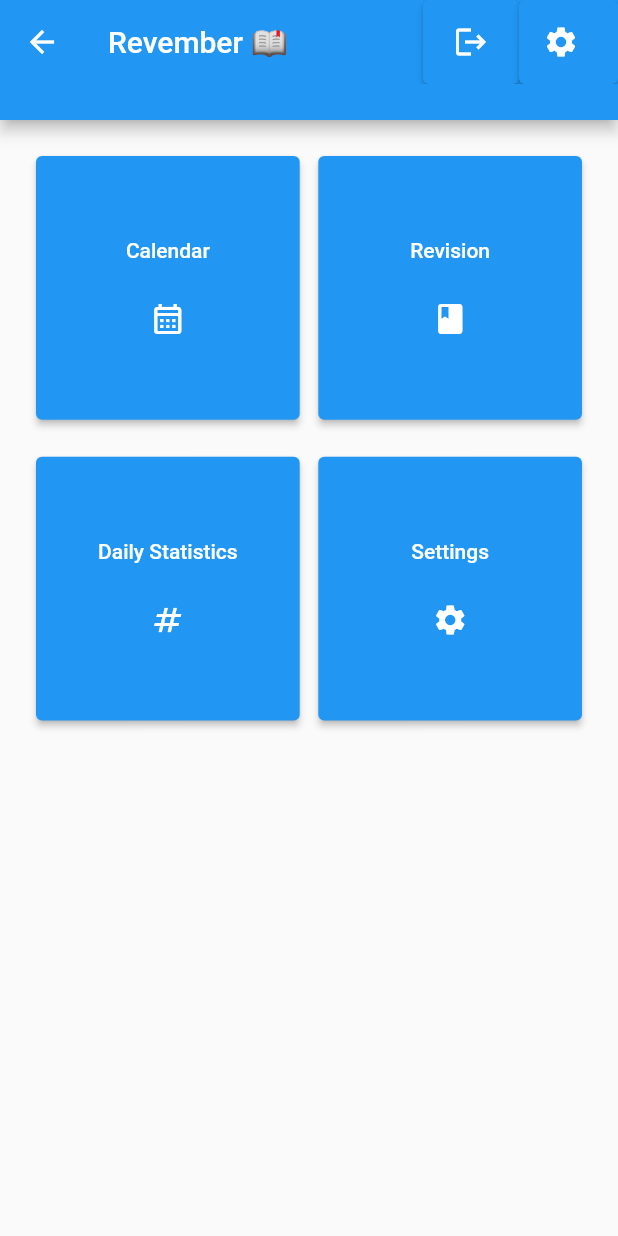
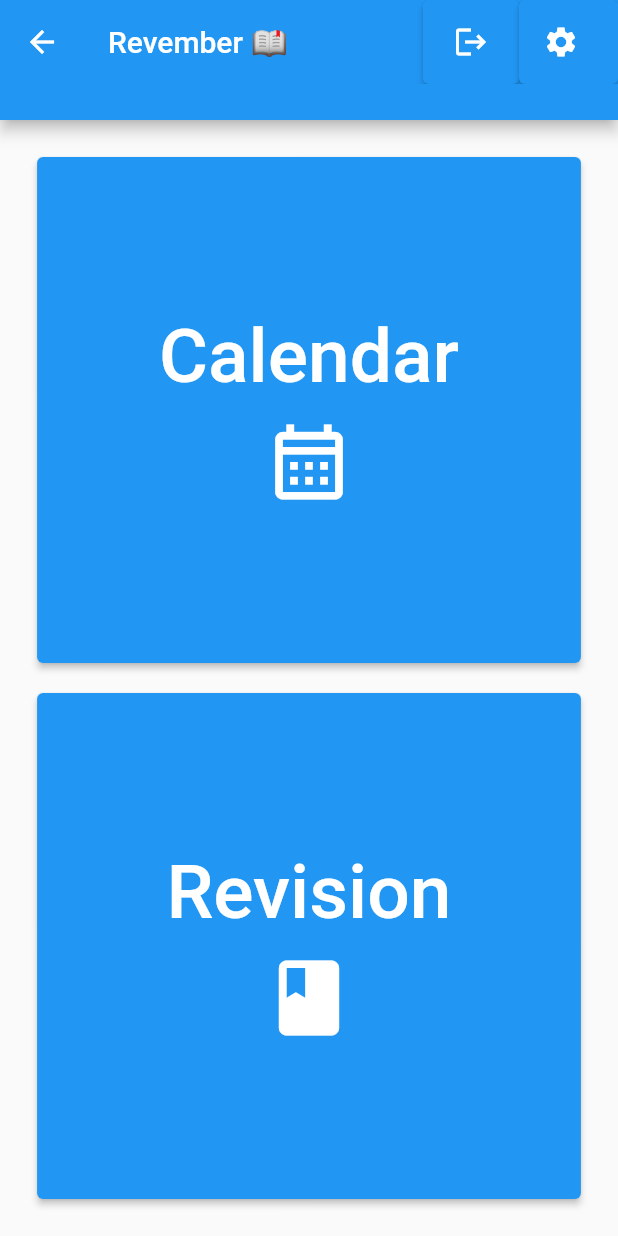
Before and after one commit to YashVG/revember, a Flutter app: the HomePage screen opened by its route, on a phone screen of 412 x 824 dp. Run offline on Flutter 3.47's test engine with Material 2 defaults, Android fonts, the phone set to English and light mode, and no system bars; our stand-ins replace cloud_firestore, firebase_auth, firebase_core, pie_chart, shared_preferences, table_calendar; accounts and stored records are empty.

Commit message:
updated iphone screen

```diff
--- a/revember_app/lib/main.dart
+++ b/revember_app/lib/main.dart
@@ -26,6 +26,7 @@ import 'package:revember_app/screens/quiz_screens/hard_quiz_screen.dart';
 import 'package:revember_app/test/test_screen.dart';
 import 'package:revember_app/screens/revision_screens/statistics_screen.dart';
 import 'package:revember_app/preferences/themes.dart';
+import 'package:revember_app/screens/revision_screens/notes_screen_phone.dart';
 import 'package:revember_app/screens/calendar_screens/calendar_phone.dart';
 import 'package:shared_preferences/shared_preferences.dart';
 import 'package:revember_app/constants/user_constants.dart';
@@ -82,6 +83,7 @@ class _RevemberState extends State<Revember> {
         SubjectScreen.id: (context) => SubjectScreen(),
         TopicScreen.id: (context) => TopicScreen(),
         NotesScreenDesktop.id: (context) => NotesScreenDesktop(),
+        NotesScreenPhone.id: (context) => NotesScreenPhone(),
         StatsScreen.id: (context) => StatsScreen(),
         NotesGuidesScreen.id: (context) => NotesGuidesScreen(),
         WriteNotesScreen.id: (context) => WriteNotesScreen(),
--- a/revember_app/lib/screens/main_screens/home_page.dart
+++ b/revember_app/lib/screens/main_screens/home_page.dart
@@ -147,93 +147,68 @@ class _HomePageState extends State<HomePage> {
             ),
           ),
         ),
-        body: Column(
-          children: [
-            Expanded(
-              child: GridView.count(
-                crossAxisSpacing: size.width * 0.03,
-                mainAxisSpacing: size.height * 0.03,
-                padding: EdgeInsets.only(top: 24, left: 24, right: 24),
-                shrinkWrap: false,
-                crossAxisCount: 2,
+        body: Padding(
+          padding: EdgeInsets.all(size.height * 0.03),
+          child: Column(
+            mainAxisAlignment: MainAxisAlignment.center,
+            crossAxisAlignment: CrossAxisAlignment.center,
             children: [
               Expanded(
                 child: ElevatedButton(
                   onPressed: () {
                     Navigator.pushNamed(context, Calendar.id);
                   },
+                  style: ElevatedButton.styleFrom(
+                    minimumSize: const Size.fromHeight(100),
+                  ),
                   child: Column(
-                        mainAxisAlignment: MainAxisAlignment.spaceEvenly,
+                    mainAxisAlignment: MainAxisAlignment.center,
                     children: [
+                      Text(
+                        'Calendar',
+                        style: TextStyle(fontSize: 50),
+                      ),
                       SizedBox(
-                            height: 5,
+                        height: 10,
                       ),
-                          Text('Calendar'),
-                          Icon(Icons.calendar_month_outlined),
-                          SizedBox(
-                            height: 5,
+                      Icon(
+                        Icons.calendar_month_outlined,
+                        size: 60,
                       ),
                     ],
                   ),
                 ),
               ),
-                  ElevatedButton(
+              SizedBox(height: 20),
+              Expanded(
+                child: ElevatedButton(
                   onPressed: () async {
                     await getSubjects();
                     Navigator.pushNamed(context, SubjectScreen.id);
                   },
+                  style: ElevatedButton.styleFrom(
+                    minimumSize: const Size.fromHeight(100),
+                  ),
                   child: Column(
-                      mainAxisAlignment: MainAxisAlignment.spaceEvenly,
+                    mainAxisAlignment: MainAxisAlignment.center,
                     children: [
+                      Text(
+                        'Revision',
+                        style: TextStyle(fontSize: 50),
+                      ),
                       SizedBox(
-                          height: 5,
+                        height: 10,
                       ),
-                        Text('Revision'),
-                        Icon(Icons.book),
-                        SizedBox(
-                          height: 5,
+                      Icon(
+                        Icons.book,
+                        size: 60,
                       ),
                     ],
                   ),
                 ),
-                  ElevatedButton(
-                    onPressed: () {},
-                    child: Column(
-                      mainAxisAlignment: MainAxisAlignment.spaceEvenly,
-                      children: [
-                        SizedBox(
-                          height: 5,
-                        ),
-                        Text('Daily Statistics'),
-                        Icon(Icons.numbers_outlined),
-                        SizedBox(
-                          height: 5,
               ),
             ],
           ),
-                  ),
-                  ElevatedButton(
-                    onPressed: () {
-                      Navigator.pushNamed(context, SettingsScreen.id);
-                    },
-                    child: Column(
-                      mainAxisAlignment: MainAxisAlignment.spaceEvenly,
-                      children: [
-                        SizedBox(
-                          height: 5,
-                        ),
-                        Text('Settings'),
-                        Icon(Icons.settings),
-                        SizedBox(
-                          height: 5,
-                        ),
-                      ],
-                    ),
-                  )
-                ],
-              ),
-            )
-          ],
         ),
       );
     } else {
@@ -715,35 +690,6 @@ class _HomePageState extends State<HomePage> {
                         ),
                       ),
                     ),
-                    SizedBox(
-                      height: 10,
-                    ),
-                    Expanded(
-                      child: ElevatedButton(
-                        style: ElevatedButton.styleFrom(
-                          minimumSize: const Size.fromHeight(50), // NEW
-                        ),
-                        onPressed: () async {},
-                        child: Row(
-                          children: [
-                            SizedBox(
-                              width: 10,
-                            ),
-                            Text(
-                              'Overall Stats',
-                              style: TextStyle(fontSize: 30),
-                            ),
-                            SizedBox(
-                              width: 10,
-                            ),
-                            Icon(
-                              Icons.arrow_right,
-                              size: 30.0,
-                            )
-                          ],
-                        ),
-                      ),
-                    ),
                   ],
                 ),
               ),
--- a/revember_app/lib/screens/revision_screens/notes_screen_phone.dart
+++ b/revember_app/lib/screens/revision_screens/notes_screen_phone.dart
@@ -0,0 +1,22 @@
+import 'package:flutter/material.dart';
+import 'package:revember_app/constants/revision_constants.dart';
+
+class NotesScreenPhone extends StatefulWidget {
+  const NotesScreenPhone({super.key});
+  static const String id = 'notes_screen_phone';
+
+  @override
+  State<NotesScreenPhone> createState() => _NotesScreenPhoneState();
+}
+
+class _NotesScreenPhoneState extends State<NotesScreenPhone> {
+  @override
+  Widget build(BuildContext context) {
+    return Scaffold(
+      appBar: AppBar(
+        title: Text(currentTopic),
+      ),
+      body: Column(),
+    );
+  }
+}
--- a/revember_app/lib/screens/revision_screens/topic_screen.dart
+++ b/revember_app/lib/screens/revision_screens/topic_screen.dart
@@ -1,4 +1,6 @@
 // ignore_for_file: use_build_context_synchronously, prefer_const_constructors
+
+import 'dart:io';
 
 import 'package:flutter/material.dart';
 import 'package:revember_app/services/revision_services/get_topichash.dart';
@@ -6,6 +8,7 @@ import 'package:revember_app/services/revision_services/get_topics.dart';
 import '../../services/revision_services/add_topic.dart';
 import 'package:revember_app/constants/revision_constants.dart';
 import 'notes_screen_desktop.dart';
+import 'notes_screen_phone.dart';
 
 class TopicScreen extends StatefulWidget {
   static const String id = 'topic_screen';
@@ -92,8 +95,11 @@ class _TopicScreenState extends State<TopicScreen> {
                 onPressed: () async {
                   currentTopic = i.toString();
                   currentTopicHash = await getTopicHash(currentTopic);
-
-                  Navigator.pushNamed(context, NotesScreenDesktop.id);
+                  if (Platform.isIOS || Platform.isIOS) {
+                    Navigator.pushNamed(context, NotesScreenPhone.id);
+                  } else {
+                    Navigator.pushNamed(context, NotesScreenDesktop.id);
+                  }
                 },
                 child: Text(
                   i.toString(),
```
Lines whose indentation alone changed are shown as unchanged.
